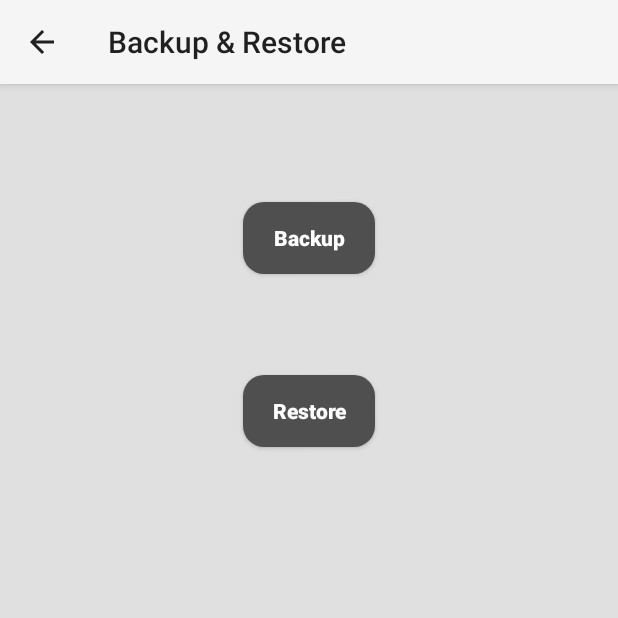
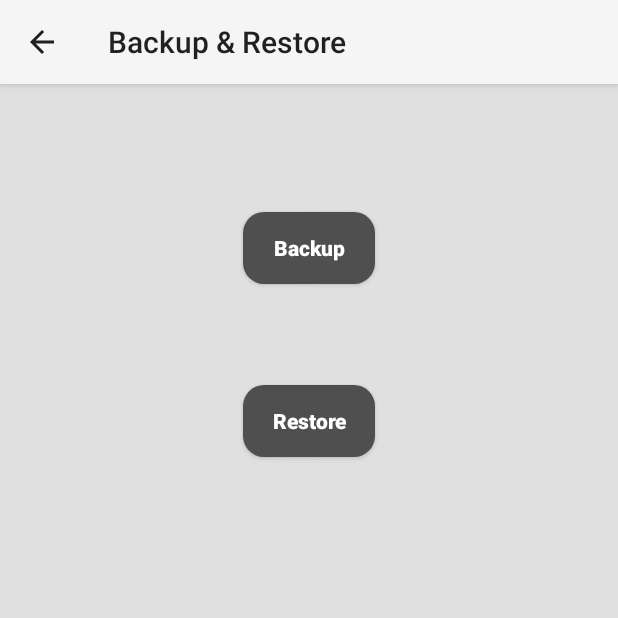
Before and after one commit to prashantnavare/Hospital-Inventory-Manager, an Android app: the BackupRestoreActivity screen opened directly, with no data from a screen before it, on a phone screen of 412 x 824 dp, the top half of it. Run offline under Robolectric (Android 15) with nearby library versions, the phone set to English and light mode, and no system bars.

Commit message:
Android Lint related changes

```diff
--- a/app/src/main/AndroidManifest.xml
+++ b/app/src/main/AndroidManifest.xml
@@ -5,8 +5,8 @@
     android:versionName="1.0">
 
     <uses-sdk
-        android:minSdkVersion="16"
-        android:targetSdkVersion="22" />
+        android:minSdkVersion="18"
+        android:targetSdkVersion="23" />
 
     <uses-feature
         android:name="android.hardware.camera"
--- a/app/src/main/java/com/navare/prashant/hospitalinventory/BackupRestoreActivity.java
+++ b/app/src/main/java/com/navare/prashant/hospitalinventory/BackupRestoreActivity.java
@@ -11,8 +11,6 @@ import android.widget.Toast;
 
 public class BackupRestoreActivity extends AppCompatActivity {
 
-    private Button backupButton;
-    private Button restoreButton;
     private Context mContext;
 
     @Override
@@ -21,8 +19,6 @@ public class BackupRestoreActivity extends AppCompatActivity {
         setContentView(R.layout.activity_backup_restore);
         getSupportActionBar().setDisplayHomeAsUpEnabled(true);
 
-        backupButton = (Button) findViewById(R.id.backupButton);
-        restoreButton = (Button) findViewById(R.id.restoreButton);
         mContext = this;
     }
 
--- a/app/src/main/java/com/navare/prashant/hospitalinventory/MainActivity.java
+++ b/app/src/main/java/com/navare/prashant/hospitalinventory/MainActivity.java
@@ -24,8 +24,6 @@ import com.navare.prashant.hospitalinventory.util.SystemUiHider;
 public class MainActivity extends Activity {
     private Button buttonInventory;
     private Button buttonTasks;
-    private Button buttonSettings;
-    private Button buttonRemoveAds;
 
     private AdView mAdView;
     private InterstitialAd mInterstitialAdForTasks;
@@ -53,7 +51,6 @@ public class MainActivity extends Activity {
         // Buttons
         buttonInventory = (Button) findViewById(R.id.inventory_button);
         buttonTasks = (Button) findViewById(R.id.tasks_button);
-        buttonSettings = (Button) findViewById(R.id.settings_button);
 
         // Set the title to the name of the hospital
         setTitleAndTaskandItemCount();
@@ -66,7 +63,7 @@ public class MainActivity extends Activity {
     }
 
     private void doAdsInit() {
-        buttonRemoveAds = (Button) findViewById(R.id.removeads_button);
+        Button buttonRemoveAds = (Button) findViewById(R.id.removeads_button);
         // Banner Ad
         mAdView = (AdView) findViewById(R.id.adView);
 
--- a/app/src/main/java/com/navare/prashant/hospitalinventory/util/CalibrationDatePickerFragment.java
+++ b/app/src/main/java/com/navare/prashant/hospitalinventory/util/CalibrationDatePickerFragment.java
@@ -4,6 +4,7 @@ import android.app.DatePickerDialog;
 import android.app.DatePickerDialog.OnDateSetListener;
 import android.app.Dialog;
 import android.os.Bundle;
+import android.support.annotation.NonNull;
 import android.support.v4.app.DialogFragment;
 
 /**
@@ -31,6 +32,7 @@ public class CalibrationDatePickerFragment extends DialogFragment {
         mDay = args.getInt("day");
     }
 
+    @NonNull
     @Override
     public Dialog onCreateDialog(Bundle savedInstanceState) {
         return new DatePickerDialog(getActivity(), mOnDateSetCallback, mYear, mMonth, mDay);
--- a/app/src/main/java/com/navare/prashant/hospitalinventory/util/ServiceCallDialogFragment.java
+++ b/app/src/main/java/com/navare/prashant/hospitalinventory/util/ServiceCallDialogFragment.java
@@ -22,8 +22,6 @@ import com.navare.prashant.hospitalinventory.R;
  * Created by prashant on 24-May-15.
  */
 public class ServiceCallDialogFragment extends DialogFragment {
-
-    private Context mContext = null;
 
     private Item mItem;
     private TextView mTextInstrument;
@@ -51,7 +49,6 @@ public class ServiceCallDialogFragment extends DialogFragment {
         try {
             // Instantiate the ServiceCallDialogListener so we can send events to the host
             mListener = (ServiceCallDialogListener) activity;
-            mContext = activity;
         } catch (ClassCastException e) {
             // The activity doesn't implement the interface, throw exception
             throw new ClassCastException(activity.toString()
--- a/app/src/main/java/com/navare/prashant/hospitalinventory/util/SimpleEula.java
+++ b/app/src/main/java/com/navare/prashant/hospitalinventory/util/SimpleEula.java
@@ -22,7 +22,6 @@ import java.io.InputStreamReader;
  */
 public class SimpleEula {
 
-    private String EULA_PREFIX = "eula_";
     private Activity mActivity;
 
     public SimpleEula(Activity context) {
@@ -40,6 +39,7 @@ public class SimpleEula {
     }
 
     public void show() {
+        String EULA_PREFIX = "eula_";
         PackageInfo versionInfo = getPackageInfo();
 
         // the eulaKey changes every time you increment the version number in the AndroidManifest.xml
--- a/app/src/main/res/layout/activity_backup_restore.xml
+++ b/app/src/main/res/layout/activity_backup_restore.xml
@@ -13,8 +13,8 @@
     >
 
     <Space
-        android:layout_width="20px"
-        android:layout_height="20px"
+        android:layout_width="20dp"
+        android:layout_height="20dp"
         android:layout_alignParentTop="true"
         android:layout_centerHorizontal="true"
         android:id="@+id/space" />
--- a/app/src/main/res/layout/dialog_contract_task_done.xml
+++ b/app/src/main/res/layout/dialog_contract_task_done.xml
@@ -54,8 +54,7 @@
                 android:id="@+id/textCompletionComments"
                 android:layout_width="wrap_content"
                 android:layout_height="wrap_content"
-                android:inputType="textMultiLine|textCapSentences"
-                android:autoText="true"
+                android:inputType="textMultiLine|textCapSentences|textAutoCorrect|textAutoComplete"
                 android:minWidth="250sp"
                 android:textAppearance="?android:attr/textAppearanceSmall"
                 />
--- a/app/src/main/res/layout/dialog_inventory_add_subtract.xml
+++ b/app/src/main/res/layout/dialog_inventory_add_subtract.xml
@@ -19,7 +19,7 @@
             android:textColor="#ff707070"
             android:textSize="12sp" />
         <Space
-            android:layout_width="20px"
+            android:layout_width="20dp"
             android:layout_height="match_parent" />
         <EditText
             android:id="@+id/textQuantity"
--- a/app/src/main/res/layout/dialog_inventory_task_done.xml
+++ b/app/src/main/res/layout/dialog_inventory_task_done.xml
@@ -51,9 +51,7 @@
                 android:id="@+id/textCompletionComments"
                 android:layout_width="wrap_content"
                 android:layout_height="wrap_content"
-                android:inputType="textMultiLine|textCapSentences"
-                android:autoText="true"
-                android:capitalize="sentences"
+                android:inputType="textMultiLine|textCapSentences|textAutoCorrect|textAutoComplete"
                 android:minWidth="250sp"
                 android:textAppearance="?android:attr/textAppearanceSmall"
                 />
--- a/app/src/main/res/layout/dialog_service_call.xml
+++ b/app/src/main/res/layout/dialog_service_call.xml
@@ -8,7 +8,7 @@
 
     <Space
         android:layout_width="match_parent"
-        android:layout_height="50px" />
+        android:layout_height="50dp" />
     <LinearLayout
         android:orientation="horizontal"
         android:layout_width="match_parent"
--- a/app/src/main/res/layout/dialog_task_done.xml
+++ b/app/src/main/res/layout/dialog_task_done.xml
@@ -18,7 +18,7 @@
             android:text="@string/comments"
             android:textSize="12sp" />
         <Space
-            android:layout_width="20px"
+            android:layout_width="20dp"
             android:layout_height="match_parent" />
         <EditText
             android:id="@+id/textCompletionComments"
--- a/app/src/main/res/layout/fragment_item_detail.xml
+++ b/app/src/main/res/layout/fragment_item_detail.xml
@@ -14,7 +14,7 @@
 
         <LinearLayout
             android:layout_width="match_parent"
-            android:layout_height="match_parent"
+            android:layout_height="wrap_content"
             android:orientation="vertical"
             >
             <!-- Item Name, location, type -->
@@ -688,8 +688,7 @@
 
                     <EditText
                         android:id="@+id/textDescription"
-                        android:inputType="textMultiLine|textCapSentences"
-                        android:autoText="true"
+                        android:inputType="textMultiLine|textCapSentences|textAutoComplete|textAutoCorrect"
                         android:cursorVisible="true"
                         android:layout_weight="1"
                         android:textSize="12sp"
--- a/app/src/main/res/layout/fragment_task_detail.xml
+++ b/app/src/main/res/layout/fragment_task_detail.xml
@@ -12,7 +12,7 @@
         >
         <LinearLayout
             android:layout_width="match_parent"
-            android:layout_height="match_parent"
+            android:layout_height="wrap_content"
             android:orientation="vertical"
             >
             <LinearLayout
```
